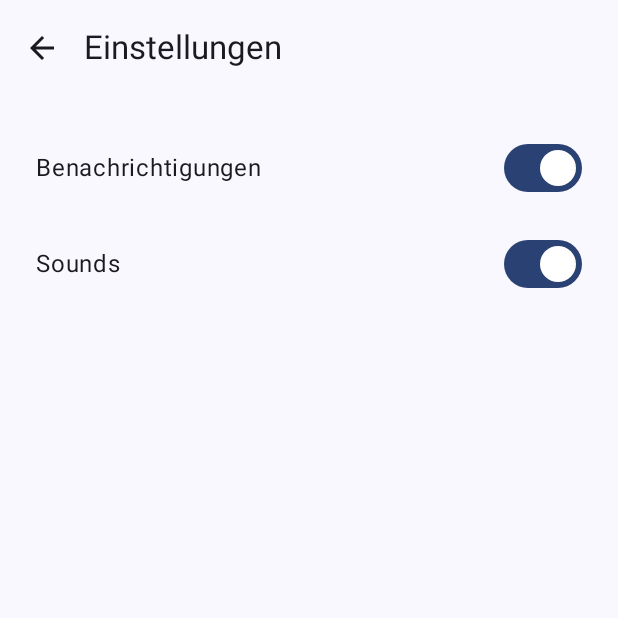
After one commit to gschmalzhaf-cell/Gideon-s-Tamagotschi, an Android app built with Jetpack Compose: the SettingsScreen screen opened through its navigation route, on a phone screen of 412 x 824 dp, the top half of it. The commit adds this screen. Run offline under Robolectric (Android 15) with nearby library versions, the phone set to English and light mode, and no system bars; our stand-ins replace Dagger/Hilt's generated code, Room's generated code.

Commit message:
feat: Phase 5 - Benachrichtigungen, DataStore-Einstellungen, Sounds, Animationen
- DataStore (datastore-preferences 1.1.1) + SettingsRepository (StateFlow<Settings>): Benachrichtigungen an/aus, Sounds an/aus; SettingsModule stellt DataStore bereit
- Settings-Screen (Route 'settings', Zahnrad-Icon in Home-TopAppBar) mit zwei Switches
- Benachrichtigungen: POST_NOTIFICATIONS-Permission im Manifest + Runtime-Request in MainActivity; Notification-Channel in GideonApplication; PetNotificationWorker (@HiltWorker, 15-min-periodisch) meldet Hunger/Gesundheit/Vermiss-dich bei < 30, Tap oeffnet App; respektiert Settings + Permission
- Sounds: SoundPlayer spielt System-Notification-Sound bei Aktionen (wenn aktiviert)
- Animation: Pet pulsiert (rememberInfiniteTransition, langsamer im Schlaf, grau + statisch bei Tod)
- Deps: material-icons-core (BOM)

Co-authored-by: gschmalzhaf-cell <gschmalzhaf-cell@users.noreply.github.com>

```diff
--- a/app/build.gradle.kts
+++ b/app/build.gradle.kts
@@ -63,6 +63,8 @@ dependencies {
     implementation(libs.androidx.room.ktx)
     implementation(libs.androidx.work.runtime.ktx)
     implementation(libs.androidx.hilt.work)
+    implementation(libs.androidx.datastore.preferences)
+    implementation(libs.androidx.compose.material.icons.core)
 
     implementation(platform(libs.androidx.compose.bom))
     implementation(libs.androidx.ui)
--- a/app/src/main/AndroidManifest.xml
+++ b/app/src/main/AndroidManifest.xml
@@ -1,6 +1,8 @@
 <?xml version="1.0" encoding="utf-8"?>
 <manifest xmlns:android="http://schemas.android.com/apk/res/android"
     xmlns:tools="http://schemas.android.com/tools">
+
+    <uses-permission android:name="android.permission.POST_NOTIFICATIONS" />
 
     <application
         android:name=".GideonApplication"
--- a/app/src/main/java/com/gideon/tamagotchi/MainActivity.kt
+++ b/app/src/main/java/com/gideon/tamagotchi/MainActivity.kt
@@ -1,9 +1,13 @@
 package com.gideon.tamagotchi
 
+import android.Manifest
+import android.content.pm.PackageManager
+import android.os.Build
 import android.os.Bundle
 import androidx.activity.ComponentActivity
 import androidx.activity.compose.setContent
 import androidx.activity.enableEdgeToEdge
+import androidx.core.app.ActivityCompat
 import com.gideon.tamagotchi.ui.GideonApp
 import dagger.hilt.android.AndroidEntryPoint
 
@@ -11,9 +15,26 @@ import dagger.hilt.android.AndroidEntryPoint
 class MainActivity : ComponentActivity() {
     override fun onCreate(savedInstanceState: Bundle?) {
         super.onCreate(savedInstanceState)
+        requestNotificationPermission()
         enableEdgeToEdge()
         setContent {
             GideonApp()
         }
     }
+
+    private fun requestNotificationPermission() {
+        if (Build.VERSION.SDK_INT >= 33 &&
+            checkSelfPermission(Manifest.permission.POST_NOTIFICATIONS) != PackageManager.PERMISSION_GRANTED
+        ) {
+            ActivityCompat.requestPermissions(
+                this,
+                arrayOf(Manifest.permission.POST_NOTIFICATIONS),
+                REQUEST_CODE_NOTIFICATIONS
+            )
+        }
+    }
+
+    private companion object {
+        const val REQUEST_CODE_NOTIFICATIONS = 1001
+    }
 }
--- a/app/src/main/java/com/gideon/tamagotchi/data/PetRepository.kt
+++ b/app/src/main/java/com/gideon/tamagotchi/data/PetRepository.kt
@@ -15,6 +15,8 @@ class PetRepository @Inject constructor(
 ) {
 
     fun observePet(): Flow<Pet?> = petDao.observePet().map { it?.toDomain() }
+
+    suspend fun getPet(): Pet? = petDao.getPet()?.toDomain()
 
     suspend fun createPet(name: String, type: PetType, colorHex: Long) {
         val now = System.currentTimeMillis()
--- a/app/src/main/java/com/gideon/tamagotchi/ui/GideonApp.kt
+++ b/app/src/main/java/com/gideon/tamagotchi/ui/GideonApp.kt
@@ -8,6 +8,7 @@ import com.gideon.tamagotchi.ui.create.CreatePetScreen
 import com.gideon.tamagotchi.ui.gameover.GameOverScreen
 import com.gideon.tamagotchi.ui.home.HomeScreen
 import com.gideon.tamagotchi.ui.navigation.Routes
+import com.gideon.tamagotchi.ui.settings.SettingsScreen
 import com.gideon.tamagotchi.ui.theme.GideonTheme
 
 @Composable
@@ -29,6 +30,9 @@ fun GideonApp() {
                         navController.navigate(Routes.GameOver) {
                             popUpTo(Routes.Home) { inclusive = true }
                         }
+                    },
+                    onOpenSettings = {
+                        navController.navigate(Routes.Settings)
                     }
                 )
             }
@@ -50,6 +54,11 @@ fun GideonApp() {
                     }
                 )
             }
+            composable(Routes.Settings) {
+                SettingsScreen(
+                    onNavigateUp = { navController.popBackStack() }
+                )
+            }
         }
     }
 }
--- a/app/src/main/java/com/gideon/tamagotchi/ui/home/HomeViewModel.kt
+++ b/app/src/main/java/com/gideon/tamagotchi/ui/home/HomeViewModel.kt
@@ -6,6 +6,7 @@ import com.gideon.tamagotchi.data.OfflineReport
 import com.gideon.tamagotchi.data.PetRepository
 import com.gideon.tamagotchi.domain.model.Pet
 import com.gideon.tamagotchi.domain.model.PetAction
+import com.gideon.tamagotchi.util.SoundPlayer
 import dagger.hilt.android.lifecycle.HiltViewModel
 import kotlinx.coroutines.flow.MutableSharedFlow
 import kotlinx.coroutines.flow.SharedFlow
@@ -24,7 +25,8 @@ data class HomeUiState(
 
 @HiltViewModel
 class HomeViewModel @Inject constructor(
-    private val petRepository: PetRepository
+    private val petRepository: PetRepository,
+    private val soundPlayer: SoundPlayer
 ) : ViewModel() {
 
     val uiState: StateFlow<HomeUiState> = petRepository.observePet()
@@ -50,6 +52,7 @@ class HomeViewModel @Inject constructor(
     fun onAction(action: PetAction) {
         viewModelScope.launch {
             petRepository.applyAction(action)
+            soundPlayer.playActionSound()
         }
     }
 
--- a/app/src/main/java/com/gideon/tamagotchi/ui/navigation/Routes.kt
+++ b/app/src/main/java/com/gideon/tamagotchi/ui/navigation/Routes.kt
@@ -4,4 +4,5 @@ object Routes {
     const val Home = "home"
     const val Create = "create"
     const val GameOver = "game_over"
+    const val Settings = "settings"
 }
--- /dev/null
+++ b/app/src/main/java/com/gideon/tamagotchi/ui/settings/SettingsScreen.kt
@@ -0,0 +1,89 @@
+package com.gideon.tamagotchi.ui.settings
+
+import androidx.compose.foundation.layout.Arrangement
+import androidx.compose.foundation.layout.Column
+import androidx.compose.foundation.layout.Row
+import androidx.compose.foundation.layout.fillMaxSize
+import androidx.compose.foundation.layout.fillMaxWidth
+import androidx.compose.foundation.layout.padding
+import androidx.compose.material.icons.Icons
+import androidx.compose.material.icons.automirrored.filled.ArrowBack
+import androidx.compose.material3.ExperimentalMaterial3Api
+import androidx.compose.material3.Icon
+import androidx.compose.material3.IconButton
+import androidx.compose.material3.MaterialTheme
+import androidx.compose.material3.Scaffold
+import androidx.compose.material3.Switch
+import androidx.compose.material3.Text
+import androidx.compose.material3.TopAppBar
+import androidx.compose.runtime.Composable
+import androidx.compose.runtime.getValue
+import androidx.compose.ui.Alignment
+import androidx.compose.ui.Modifier
+import androidx.compose.ui.res.stringResource
+import androidx.compose.ui.unit.dp
+import androidx.hilt.navigation.compose.hiltViewModel
+import androidx.lifecycle.compose.collectAsStateWithLifecycle
+import com.gideon.tamagotchi.R
+
+@OptIn(ExperimentalMaterial3Api::class)
+@Composable
+fun SettingsScreen(
+    onNavigateUp: () -> Unit,
+    viewModel: SettingsViewModel = hiltViewModel()
+) {
+    val settings by viewModel.settings.collectAsStateWithLifecycle()
+
+    Scaffold(
+        topBar = {
+            TopAppBar(
+                title = { Text(text = stringResource(id = R.string.settings_title)) },
+                navigationIcon = {
+                    IconButton(onClick = onNavigateUp) {
+                        Icon(
+                            imageVector = Icons.AutoMirrored.Filled.ArrowBack,
+                            contentDescription = stringResource(id = R.string.settings_back)
+                        )
+                    }
+                }
+            )
+        }
+    ) { innerPadding ->
+        Column(
+            modifier = Modifier
+                .fillMaxSize()
+                .padding(innerPadding)
+                .padding(24.dp),
+            verticalArrangement = Arrangement.spacedBy(16.dp)
+        ) {
+            Row(
+                modifier = Modifier.fillMaxWidth(),
+                horizontalArrangement = Arrangement.SpaceBetween,
+                verticalAlignment = Alignment.CenterVertically
+            ) {
+                Text(
+                    text = stringResource(id = R.string.settings_notifications),
+                    style = MaterialTheme.typography.bodyLarge
+                )
+                Switch(
+                    checked = settings.notificationsEnabled,
+                    onCheckedChange = { viewModel.setNotificationsEnabled(it) }
+                )
+            }
+            Row(
+                modifier = Modifier.fillMaxWidth(),
+                horizontalArrangement = Arrangement.SpaceBetween,
+                verticalAlignment = Alignment.CenterVertically
+            ) {
+                Text(
+                    text = stringResource(id = R.string.settings_sounds),
+                    style = MaterialTheme.typography.bodyLarge
+                )
+                Switch(
+                    checked = settings.soundsEnabled,
+                    onCheckedChange = { viewModel.setSoundsEnabled(it) }
+                )
+            }
+        }
+    }
+}
--- /dev/null
+++ b/app/src/main/java/com/gideon/tamagotchi/ui/settings/SettingsViewModel.kt
@@ -0,0 +1,26 @@
+package com.gideon.tamagotchi.ui.settings
+
+import androidx.lifecycle.ViewModel
+import androidx.lifecycle.viewModelScope
+import com.gideon.tamagotchi.data.Settings
+import com.gideon.tamagotchi.data.SettingsRepository
+import dagger.hilt.android.lifecycle.HiltViewModel
+import kotlinx.coroutines.flow.StateFlow
+import kotlinx.coroutines.launch
+import javax.inject.Inject
+
+@HiltViewModel
+class SettingsViewModel @Inject constructor(
+    private val settingsRepository: SettingsRepository
+) : ViewModel() {
+
+    val settings: StateFlow<Settings> = settingsRepository.settings
+
+    fun setNotificationsEnabled(enabled: Boolean) {
+        viewModelScope.launch { settingsRepository.setNotificationsEnabled(enabled) }
+    }
+
+    fun setSoundsEnabled(enabled: Boolean) {
+        viewModelScope.launch { settingsRepository.setSoundsEnabled(enabled) }
+    }
+}
--- a/app/src/main/res/values/strings.xml
+++ b/app/src/main/res/values/strings.xml
@@ -32,4 +32,16 @@
     <string name="game_over_new_pet">Neues Pet anlegen</string>
     <string name="offline_title">Während du weg warst …</string>
     <string name="offline_message">%1$d Minuten sind vergangen.</string>
+    <string name="settings_title">Einstellungen</string>
+    <string name="settings_open">Einstellungen öffnen</string>
+    <string name="settings_back">Zurück</string>
+    <string name="settings_notifications">Benachrichtigungen</string>
+    <string name="settings_sounds">Sounds</string>
+    <string name="notif_channel_name">Pet-Benachrichtigungen</string>
+    <string name="notif_hunger_title">%1$s hat Hunger!</string>
+    <string name="notif_hunger_text">Füttere %1$s, bevor es zu spät ist.</string>
+    <string name="notif_health_title">%1$s geht es schlecht</string>
+    <string name="notif_health_text">Gib %1$s Medizin!</string>
+    <string name="notif_miss_title">%1$s vermisst dich</string>
+    <string name="notif_miss_text">Schau nach %1$s!</string>
 </resources>
--- a/gradle/libs.versions.toml
+++ b/gradle/libs.versions.toml
@@ -12,6 +12,7 @@ lifecycleRuntimeCompose = "2.8.7"
 hiltNavigationCompose = "1.2.0"
 work = "2.10.5"
 hiltWork = "1.3.0"
+datastore = "1.1.1"
 
 [libraries]
 androidx-core-ktx = { group = "androidx.core", name = "core-ktx", version.ref = "coreKtx" }
@@ -30,6 +31,8 @@ androidx-room-ktx = { group = "androidx.room", name = "room-ktx", version.ref =
 androidx-room-compiler = { group = "androidx.room", name = "room-compiler", version.ref = "room" }
 androidx-work-runtime-ktx = { group = "androidx.work", name = "work-runtime-ktx", version.ref = "work" }
 androidx-hilt-work = { group = "androidx.hilt", name = "hilt-work", version.ref = "hiltWork" }
+androidx-datastore-preferences = { group = "androidx.datastore", name = "datastore-preferences", version.ref = "datastore" }
+androidx-compose-material-icons-core = { group = "androidx.compose.material", name = "material-icons-core" }
 hilt-android = { group = "com.google.dagger", name = "hilt-android", version.ref = "hilt" }
 hilt-compiler = { group = "com.google.dagger", name = "hilt-compiler", version.ref = "hilt" }
 
```
Also changed, not shown: app/src/main/java/com/gideon/tamagotchi/GideonApplication.kt (+30 -0 lines), app/src/main/java/com/gideon/tamagotchi/data/PetNotificationWorker.kt (added, +70 -0 lines), app/src/main/java/com/gideon/tamagotchi/data/SettingsRepository.kt (added, +47 -0 lines), app/src/main/java/com/gideon/tamagotchi/di/SettingsModule.kt (added, +24 -0 lines), app/src/main/java/com/gideon/tamagotchi/ui/home/HomeScreen.kt (+39 -2 lines), app/src/main/java/com/gideon/tamagotchi/util/SoundPlayer.kt (added, +21 -0 lines), 1 other file.
